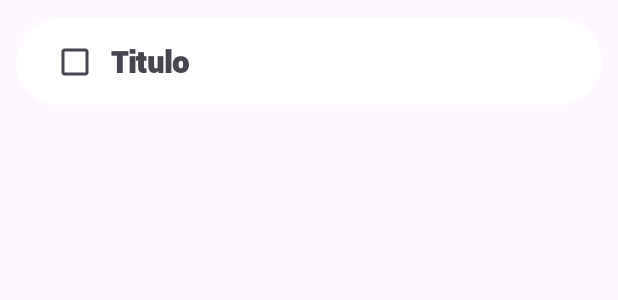
After one commit to Dani063/TaskMaster, an Android app: the layout item_subtarea.xml on its own in the app's theme, with its tools: preview values and no code run, on a phone screen of 412 x 824 dp. The commit adds this screen. Shown: the top 300 px of the screen. Run offline under Robolectric (Android 15) with nearby library versions, the phone set to English and light mode, and no system bars.

Commit message:
Mostar subtareas con un click en tareas

```diff
--- /dev/null
+++ b/app/src/main/res/layout/item_subtarea.xml
@@ -0,0 +1,58 @@
+<?xml version="1.0" encoding="utf-8"?>
+<androidx.cardview.widget.CardView
+    android:clickable="true"
+    android:focusable="true"
+    android:foreground="?android:attr/selectableItemBackground"
+    app:cardUseCompatPadding="true"
+    xmlns:android="http://schemas.android.com/apk/res/android"
+    android:layout_width="match_parent"
+    android:layout_height="wrap_content"
+    xmlns:app="http://schemas.android.com/apk/res-auto"
+    android:layout_margin="0dp"
+    app:cardCornerRadius="29dp"
+    app:cardElevation="0dp">
+
+    <LinearLayout
+        android:layout_width="match_parent"
+        android:layout_height="wrap_content"
+        android:orientation="horizontal"
+        android:padding="15dp">
+
+        <CheckBox
+            android:id="@+id/checkboxEstado"
+            android:layout_width="wrap_content"
+            android:layout_height="match_parent"
+            android:layout_gravity="center"/>
+
+        <LinearLayout
+            android:layout_width="match_parent"
+            android:layout_height="wrap_content"
+            android:orientation="vertical"
+            android:padding="0dp">
+            <TextView
+                android:id="@+id/tituloItemS"
+                android:layout_width="wrap_content"
+                android:layout_height="wrap_content"
+                android:fontFamily="@font/robotoblack"
+                android:text="@string/tituloItemS"
+                android:textSize="20sp"
+                android:textStyle="bold" />
+            <TextView
+                android:id="@+id/estadoItemS"
+                android:layout_width="wrap_content"
+                android:layout_height="wrap_content"
+                android:fontFamily="@font/robotoblack"
+                android:text="@string/estadoItemS"
+                android:layout_marginTop="4dp"
+                android:visibility="gone"/>
+            <TextView
+                android:id="@+id/Sid_SubtareaItem"
+                android:layout_width="wrap_content"
+                android:layout_height="wrap_content"
+                android:fontFamily="@font/robotoblack"
+                android:text="@string/Sid_SubtareaItem"
+                android:layout_marginTop="4dp"
+                android:visibility="gone"/>
+        </LinearLayout>
+    </LinearLayout>
+</androidx.cardview.widget.CardView>
--- a/app/src/main/res/values/strings.xml
+++ b/app/src/main/res/values/strings.xml
@@ -43,9 +43,8 @@
     <string name="Estado">No finalizado</string>
     <string name="Btn_RegistraNota">Guardar</string>
     <string name="CrearTarea">Crear tarea</string>
-    <string name="SubtareaTXT">Introduce subtarea</string>
 
-    <!-- ITEM NOTA -->
+    <!-- ITEM TAREA -->
     <string name="fecha_hora_actualItem">Fecha y hora actual</string>
     <string name="tituloItem">Titulo</string>
     <string name="descripcionItem">Descripcion</string>
@@ -62,6 +61,16 @@
     <string name="descripcionOpcion">Descripcion</string>
     <string name="fechaOpcion">dd/mm/aaaa</string>
     <string name="estadoOpcion">No finalizado</string>
+
+    <!-- SUBTAREAS TAREA -->
+    <string name="SubtareaTXT">Subtareas de --</string>
+    <string name="tituloSubtarea">Titulo</string>
+    <string name="estadoSubtarea">No finalizado</string>
+
+    <!-- ITEM SUBTAREA -->
+    <string name="tituloItemS">Titulo</string>
+    <string name="estadoItemS">No finalizado</string>
+    <string name="Sid_SubtareaItem">Sid de la subtarea</string>
 
     <!-- ACTUALIZAR TAREA -->
     <string name="Tid_A">Tid de la tarea</string>
```
Also changed, not shown: app/src/main/java/Adapter/SubtareaAdapter.java (added, +50 -0 lines), app/src/main/java/ViewHolder/TareaViewHolder.java (+50 -1 lines), app/src/main/java/com/example/taskmaster/Menu_Principal.java (+27 -5 lines), app/src/main/res/layout/subtareas.xml (added, +35 -0 lines).
